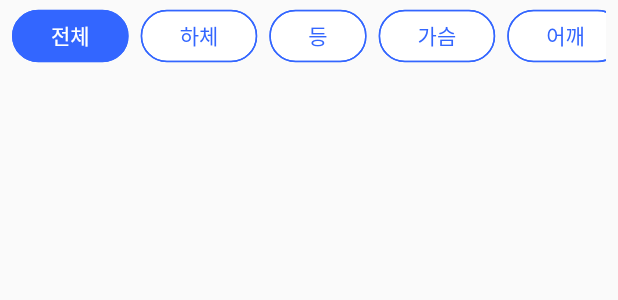
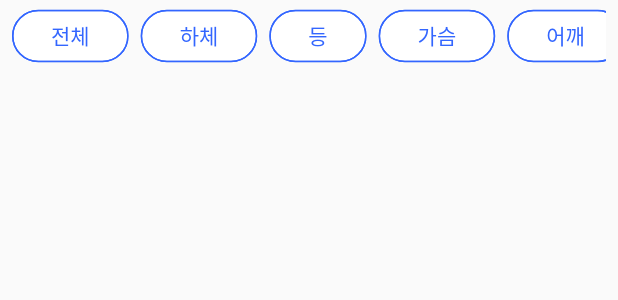
Before and after one commit to CoCoVo/FitQA, a Flutter app: the FitqaWorkoutAreaFilter widget shown alone on an empty page, opened directly, on a phone screen of 412 x 824 dp. Shown: the top 300 px of the screen. Run offline on Flutter 3.47's test engine with Material 2 defaults, Android fonts, the phone set to English and light mode, and no system bars; our stand-ins replace cached_network_image, carousel_slider, dio, dotted_border, expandable, flutter_riverpod and 6 more; accounts and stored records are empty; network calls fail.

Commit message:
Refactor: multi select chip in simple

```diff
--- a/fitqa_flutter/lib/src/presentation/screens/screen_home.dart
+++ b/fitqa_flutter/lib/src/presentation/screens/screen_home.dart
@@ -15,6 +15,7 @@ class ScreenHome extends ConsumerWidget {
   @override
   Widget build(BuildContext context, WidgetRef ref) {
     final feedbacks = ref.watch(feedbackListProvider);
+    final feedbackFilters = ref.watch(feedbackFilterProvider);
 
     final feedbackTokenController =
         ref.watch(selectedFeedbackTokenProvider.notifier);
@@ -25,8 +26,9 @@ class ScreenHome extends ConsumerWidget {
         child: Column(mainAxisSize: MainAxisSize.min, children: [
           const FitqaAppbar(),
           FitqaWorkoutAreaFilter(
-            onSelectionChanged: (selectedFilter) {
-              feedbackFilterController.update(selectedFilter);
+            selected: feedbackFilters,
+            onSelected: (area, selected) {
+              feedbackFilterController.update(area, selected);
             },
           ),
           feedbacks.maybeWhen(
--- a/fitqa_flutter/lib/src/presentation/widgets/common/fitqa_workout_area_filter.dart
+++ b/fitqa_flutter/lib/src/presentation/widgets/common/fitqa_workout_area_filter.dart
@@ -4,10 +4,11 @@ import 'package:fitqa/src/theme/dimen.dart';
 import 'package:flutter/material.dart';
 
 class FitqaWorkoutAreaFilter extends StatelessWidget {
-  const FitqaWorkoutAreaFilter({Key? key, this.onSelectionChanged})
+  const FitqaWorkoutAreaFilter({Key? key, this.selected, this.onSelected})
       : super(key: key);
 
-  final Function(List<WorkOutArea>)? onSelectionChanged;
+  final List<WorkOutArea>? selected;
+  final Function(WorkOutArea, bool)? onSelected;
 
   @override
   Widget build(BuildContext context) {
@@ -15,10 +16,6 @@ class FitqaWorkoutAreaFilter extends StatelessWidget {
         .where((element) => element != WorkOutArea.none)
         .map((e) => e.toStringType())
         .toList();
-    final initSelect = [
-      true,
-      ...List<bool>.generate(filterList.length - 1, (_) => false)
-    ];
 
     return Padding(
         padding: const EdgeInsets.symmetric(horizontal: 8),
@@ -29,13 +26,10 @@ class FitqaWorkoutAreaFilter extends StatelessWidget {
             child: MultiSelectChip(
               filterList,
               spacing: 8,
-              selected: initSelect,
-              onSelectionChanged: (selectedList) {
-                final selectedFilter = selectedList
-                    .map((e) => WorkOutAreaConverter.fromString(e))
-                    .toList();
-                if (onSelectionChanged != null) {
-                  onSelectionChanged!(selectedFilter);
+              selected: selected?.map((e) => e.toStringType()).toList(),
+              onSelected: (area, selected) {
+                if (onSelected != null) {
+                  onSelected!(WorkOutAreaConverter.fromString(area), selected);
                 }
               },
             ),
--- a/fitqa_flutter/lib/src/presentation/widgets/common/multi_select_chip.dart
+++ b/fitqa_flutter/lib/src/presentation/widgets/common/multi_select_chip.dart
@@ -1,52 +1,38 @@
 import 'package:fitqa/src/theme/color.dart';
 import 'package:flutter/material.dart';
 
-class MultiSelectChip extends StatefulWidget {
-  final List<String> reportList;
-  final List<bool>? selected;
-  final Function(List<String>)? onSelectionChanged;
-  final Function(List<String>)? onMaxSelected;
-  final int? maxSelection;
+class MultiSelectChip extends StatelessWidget {
+  MultiSelectChip(this.list,
+      {Key? key,
+      this.selected,
+      this.onSelected,
+      this.spacing = 5,
+      this.padding = const EdgeInsets.symmetric(vertical: 6, horizontal: 17)})
+      : super(key: key);
+
+  final List<String> list;
+  final List<String>? selected;
+  final Function(String, bool)? onSelected;
 
   final double spacing;
   final EdgeInsetsGeometry? padding;
 
-  MultiSelectChip(this.reportList,
-      {Key? key,
-      this.selected,
-      this.onSelectionChanged,
-      this.onMaxSelected,
-      this.maxSelection,
-      this.spacing = 5,
-      this.padding = const EdgeInsets.symmetric(vertical: 6, horizontal: 17)})
-      : super(key: key);
-
   @override
-  _MultiSelectChipState createState() => _MultiSelectChipState();
-}
-
-class _MultiSelectChipState extends State<MultiSelectChip> {
-  late List<String> selectedChoices;
-
-  @override
-  void initState() {
-    super.initState();
-    selectedChoices = [];
-    if (widget.selected != null) {
-      widget.reportList.asMap().forEach((index, value) {
-        if (widget.selected![index]) selectedChoices.add(value);
-      });
-    }
+  Widget build(BuildContext context) {
+    return Wrap(
+      children: _buildChoiceList(),
+      spacing: spacing,
+    );
   }
 
   _buildChoiceList() {
     List<Widget> choices = [];
 
-    for (var item in widget.reportList) {
-      var isSelected = selectedChoices.contains(item);
+    for (var item in list) {
+      final isSelected = selected?.contains(item) ?? false;
       choices.add(
         ChoiceChip(
-          padding: widget.padding,
+            padding: padding,
             label: Text(item,
                 style: TextStyle(
                     color: (isSelected ? FColors.white : FColors.blue))),
@@ -58,30 +44,11 @@ class _MultiSelectChipState extends State<MultiSelectChip> {
                 borderRadius: BorderRadius.circular(30)),
             selected: isSelected,
             onSelected: (selected) {
-            if (selectedChoices.length == (widget.maxSelection ?? -1) &&
-                !selectedChoices.contains(item)) {
-              widget.onMaxSelected?.call(selectedChoices);
-            } else {
-              setState(() {
-                selectedChoices.contains(item)
-                    ? selectedChoices.remove(item)
-                    : selectedChoices.add(item);
-                widget.onSelectionChanged?.call(selectedChoices);
-              });
-            }
-          },
-        ),
+              if (onSelected != null) onSelected!(item, selected);
+            }),
       );
     }
 
     return choices;
   }
-
-  @override
-  Widget build(BuildContext context) {
-    return Wrap(
-      children: _buildChoiceList(),
-      spacing: widget.spacing,
-    );
 }
-}
```
Also changed, not shown: fitqa_flutter/lib/src/application/filtering/filter_notifier.dart (+32 -4 lines), fitqa_flutter/lib/src/presentation/widgets/trainer/list/trainer_list.dart (+12 -15 lines). Lines whose indentation alone changed are shown as unchanged.
